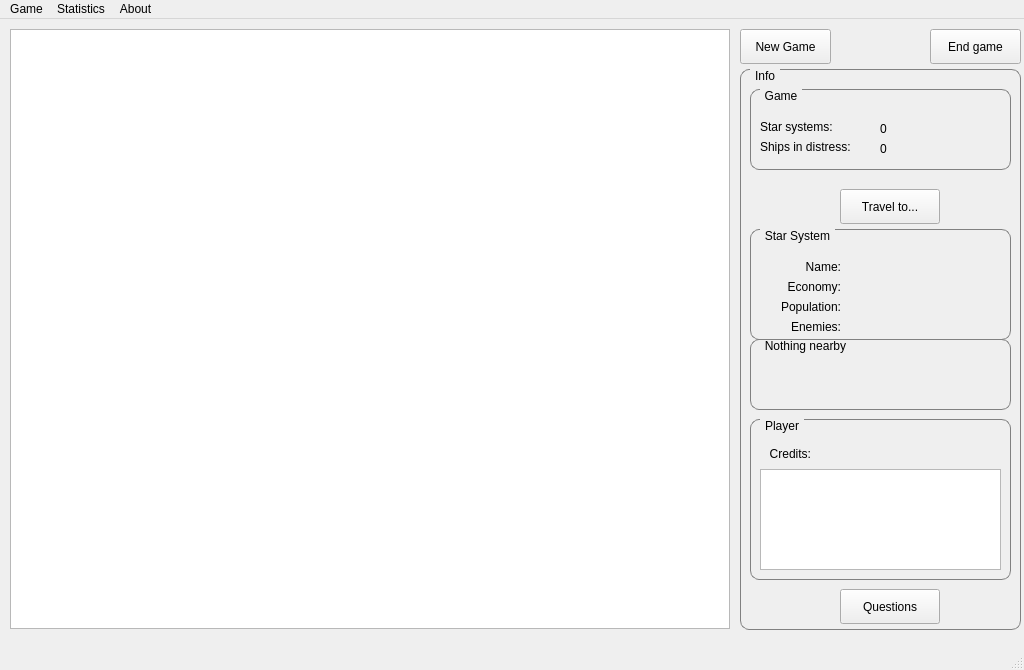
ado130/GalaxyGame, file GalaxyGame/Student/mainwindow.ui: the form before one commit.
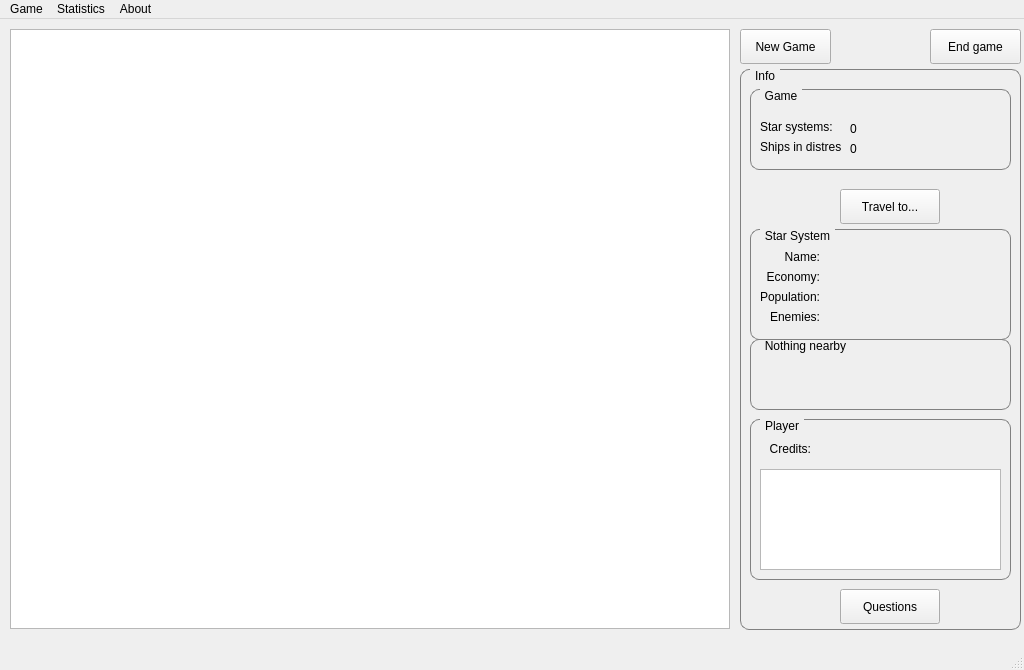
The form after the commit. Icons and pictures are not drawn.

Commit message: Mainwindow UI is nicer

Diff of the .ui file:
```diff
--- a/GalaxyGame/Student/mainwindow.ui
+++ b/GalaxyGame/Student/mainwindow.ui
@@ -128,8 +128,8 @@
       <property name="geometry">
        <rect>
         <x>10</x>
-        <y>30</y>
-        <width>81</width>
+        <y>20</y>
+        <width>60</width>
         <height>16</height>
        </rect>
       </property>
@@ -144,8 +144,8 @@
       <property name="geometry">
        <rect>
         <x>10</x>
-        <y>50</y>
-        <width>81</width>
+        <y>40</y>
+        <width>60</width>
         <height>16</height>
        </rect>
       </property>
@@ -160,8 +160,8 @@
       <property name="geometry">
        <rect>
         <x>10</x>
-        <y>70</y>
-        <width>81</width>
+        <y>60</y>
+        <width>60</width>
         <height>16</height>
        </rect>
       </property>
@@ -175,9 +175,9 @@
      <widget class="QLabel" name="lbSSEconomy">
       <property name="geometry">
        <rect>
-        <x>100</x>
-        <y>50</y>
-        <width>151</width>
+        <x>80</x>
+        <y>40</y>
+        <width>165</width>
         <height>16</height>
        </rect>
       </property>
@@ -191,9 +191,9 @@
      <widget class="QLabel" name="lbSSPopulation">
       <property name="geometry">
        <rect>
-        <x>100</x>
-        <y>70</y>
-        <width>151</width>
+        <x>80</x>
+        <y>60</y>
+        <width>165</width>
         <height>16</height>
        </rect>
       </property>
@@ -207,9 +207,9 @@
      <widget class="QLabel" name="lbSSName">
       <property name="geometry">
        <rect>
-        <x>100</x>
-        <y>30</y>
-        <width>151</width>
+        <x>80</x>
+        <y>20</y>
+        <width>165</width>
         <height>16</height>
        </rect>
       </property>
@@ -223,9 +223,9 @@
      <widget class="QLabel" name="lbSSEnemies">
       <property name="geometry">
        <rect>
-        <x>100</x>
-        <y>90</y>
-        <width>151</width>
+        <x>80</x>
+        <y>80</y>
+        <width>165</width>
         <height>16</height>
        </rect>
       </property>
@@ -240,8 +240,8 @@
       <property name="geometry">
        <rect>
         <x>10</x>
-        <y>90</y>
-        <width>81</width>
+        <y>80</y>
+        <width>60</width>
         <height>16</height>
        </rect>
       </property>
@@ -284,7 +284,7 @@
      <widget class="QLabel" name="lbCntStarSystems">
       <property name="geometry">
        <rect>
-        <x>130</x>
+        <x>100</x>
         <y>30</y>
         <width>91</width>
         <height>20</height>
@@ -299,7 +299,7 @@
        <rect>
         <x>10</x>
         <y>50</y>
-        <width>111</width>
+        <width>81</width>
         <height>16</height>
        </rect>
       </property>
@@ -313,7 +313,7 @@
      <widget class="QLabel" name="lbShipsInDistress">
       <property name="geometry">
        <rect>
-        <x>130</x>
+        <x>100</x>
         <y>50</y>
         <width>111</width>
         <height>20</height>
@@ -328,7 +328,7 @@
        <rect>
         <x>10</x>
         <y>30</y>
-        <width>111</width>
+        <width>81</width>
         <height>16</height>
        </rect>
       </property>
@@ -379,7 +379,7 @@
       <property name="geometry">
        <rect>
         <x>10</x>
-        <y>30</y>
+        <y>20</y>
         <width>51</width>
         <height>20</height>
        </rect>
@@ -395,7 +395,7 @@
       <property name="geometry">
        <rect>
         <x>70</x>
-        <y>30</y>
+        <y>20</y>
         <width>181</width>
         <height>20</height>
        </rect>
@@ -411,7 +411,7 @@
       <property name="geometry">
        <rect>
         <x>70</x>
-        <y>50</y>
+        <y>40</y>
         <width>181</width>
         <height>20</height>
        </rect>
@@ -427,7 +427,7 @@
       <property name="geometry">
        <rect>
         <x>10</x>
-        <y>50</y>
+        <y>40</y>
         <width>51</width>
         <height>20</height>
        </rect>
@@ -482,8 +482,8 @@
       <property name="geometry">
        <rect>
         <x>70</x>
-        <y>25</y>
-        <width>91</width>
+        <y>20</y>
+        <width>171</width>
         <height>20</height>
        </rect>
       </property>
@@ -498,7 +498,7 @@
       <property name="geometry">
        <rect>
         <x>10</x>
-        <y>25</y>
+        <y>20</y>
         <width>51</width>
         <height>20</height>
        </rect>
```
